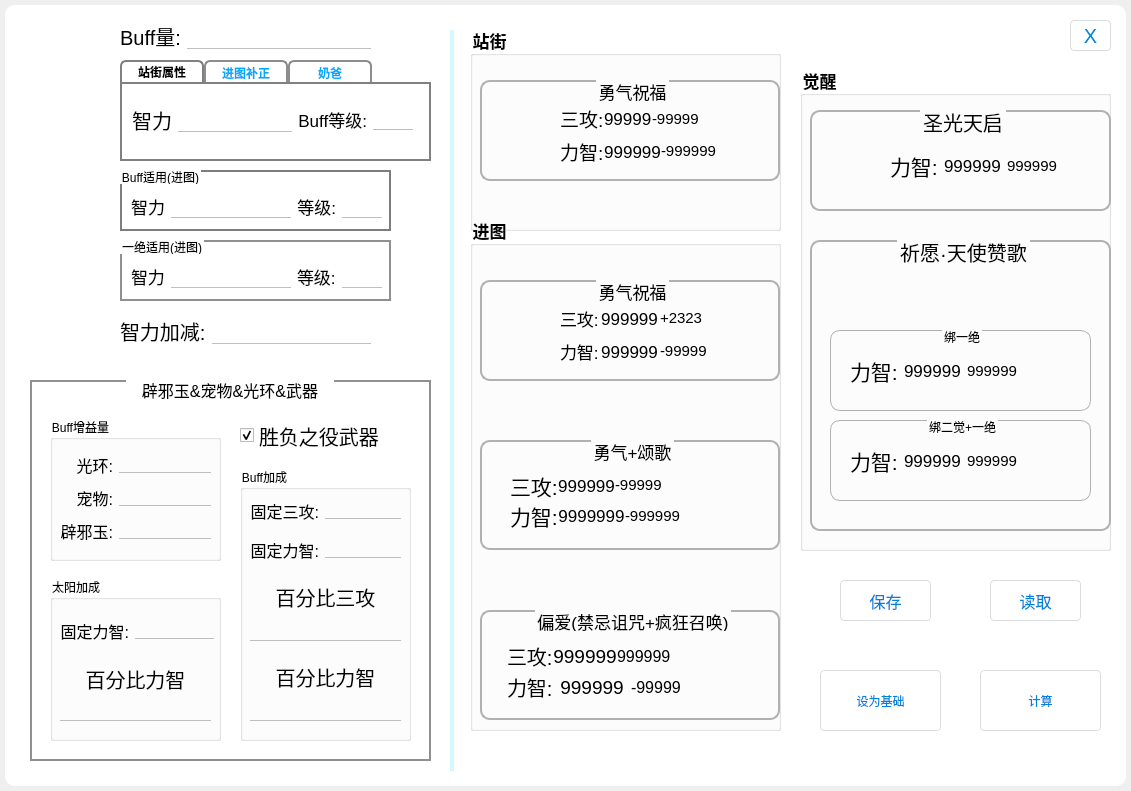
The window that uncompiled/UI.ui (Vixiu/count_buff) describes before a commit, drawn with Qt 5.
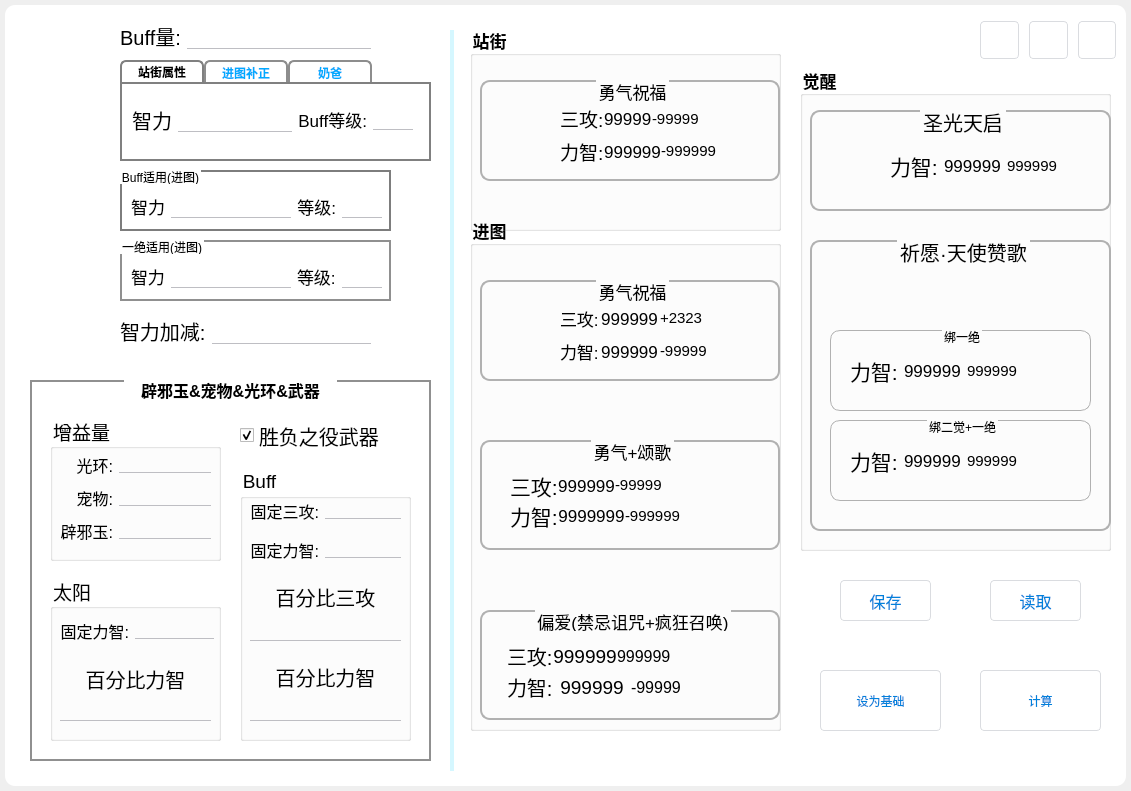
The same window after the commit. Icons and pictures are not drawn.

Patch:
```diff
--- a/uncompiled/UI.ui
+++ b/uncompiled/UI.ui
@@ -382,28 +382,6 @@
      </item>
     </layout>
    </widget>
-   <widget class="QPushButton" name="button_close">
-    <property name="geometry">
-     <rect>
-      <x>1070</x>
-      <y>20</y>
-      <width>41</width>
-      <height>31</height>
-     </rect>
-    </property>
-    <property name="font">
-     <font>
-      <family>Arial</family>
-      <pointsize>15</pointsize>
-     </font>
-    </property>
-    <property name="styleSheet">
-     <string notr="true"/>
-    </property>
-    <property name="text">
-     <string>X</string>
-    </property>
-   </widget>
    <widget class="QPushButton" name="button_save">
     <property name="geometry">
      <rect>
@@ -1091,6 +1069,8 @@
     <property name="font">
      <font>
       <pointsize>12</pointsize>
+      <weight>75</weight>
+      <bold>true</bold>
      </font>
     </property>
     <property name="styleSheet">
@@ -1119,8 +1099,14 @@
        <height>141</height>
       </rect>
      </property>
+     <property name="font">
+      <font>
+       <family>Arial</family>
+       <pointsize>14</pointsize>
+      </font>
+     </property>
      <property name="title">
-      <string>Buff增益量</string>
+      <string>增益量</string>
      </property>
      <widget class="QWidget" name="layoutWidget">
       <property name="geometry">
@@ -1210,8 +1196,17 @@
        <height>161</height>
       </rect>
      </property>
+     <property name="font">
+      <font>
+       <pointsize>14</pointsize>
+       <weight>50</weight>
+       <italic>false</italic>
+       <bold>false</bold>
+       <underline>false</underline>
+      </font>
+     </property>
      <property name="title">
-      <string>太阳加成</string>
+      <string>太阳</string>
      </property>
      <widget class="QWidget" name="layoutWidget">
       <property name="geometry">
@@ -1291,8 +1286,16 @@
        <height>271</height>
       </rect>
      </property>
+     <property name="font">
+      <font>
+       <family>Arial</family>
+       <pointsize>14</pointsize>
+       <weight>50</weight>
+       <bold>false</bold>
+      </font>
+     </property>
      <property name="title">
-      <string>Buff加成</string>
+      <string>Buff</string>
      </property>
      <widget class="QWidget" name="layoutWidget_7">
       <property name="geometry">
@@ -2691,6 +2694,82 @@
      </item>
     </layout>
    </widget>
+   <widget class="QWidget" name="layoutWidget">
+    <property name="geometry">
+     <rect>
+      <x>980</x>
+      <y>20</y>
+      <width>136</width>
+      <height>41</height>
+     </rect>
+    </property>
+    <layout class="QHBoxLayout" name="horizontalLayout_13">
+     <property name="spacing">
+      <number>10</number>
+     </property>
+     <item>
+      <widget class="QPushButton" name="button_close_3">
+       <property name="font">
+        <font>
+         <family>Bahnschrift Light Condensed</family>
+         <pointsize>15</pointsize>
+        </font>
+       </property>
+       <property name="styleSheet">
+        <string notr="true"/>
+       </property>
+       <property name="text">
+        <string/>
+       </property>
+       <property name="icon">
+        <iconset resource="images.qrc">
+         <normaloff>:/png/-.png</normaloff>:/png/-.png</iconset>
+       </property>
+      </widget>
+     </item>
+     <item>
+      <widget class="QPushButton" name="button_close_2">
+       <property name="font">
+        <font>
+         <family>Bahnschrift Light Condensed</family>
+         <pointsize>15</pointsize>
+        </font>
+       </property>
+       <property name="styleSheet">
+        <string notr="true"/>
+       </property>
+       <property name="text">
+        <string/>
+       </property>
+       <property name="icon">
+        <iconset resource="images.qrc">
+         <normaloff>:/png/t.png</normaloff>:/png/t.png</iconset>
+       </property>
+      </widget>
+     </item>
+     <item>
+      <widget class="QPushButton" name="button_close">
+       <property name="font">
+        <font>
+         <family>Bahnschrift Light Condensed</family>
+         <pointsize>15</pointsize>
+        </font>
+       </property>
+       <property name="styleSheet">
+        <string notr="true"/>
+       </property>
+       <property name="text">
+        <string/>
+       </property>
+       <property name="icon">
+        <iconset resource="images.qrc">
+         <normaloff>:/png/X.png</normaloff>:/png/X.png</iconset>
+       </property>
+      </widget>
+     </item>
+    </layout>
+   </widget>
+   <zorder>layoutWidget</zorder>
    <zorder>layoutWidget</zorder>
    <zorder>left_widget</zorder>
    <zorder>button_count</zorder>
```
Left out of the diff: 17 changed lines with no effect on the pictures.
